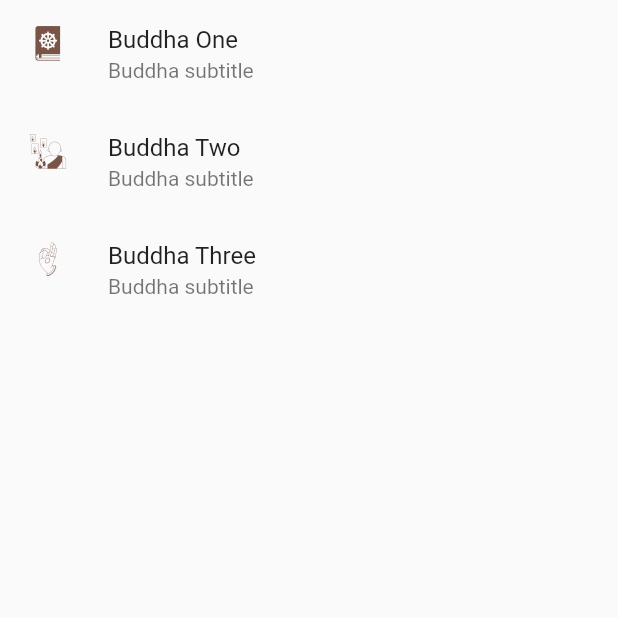
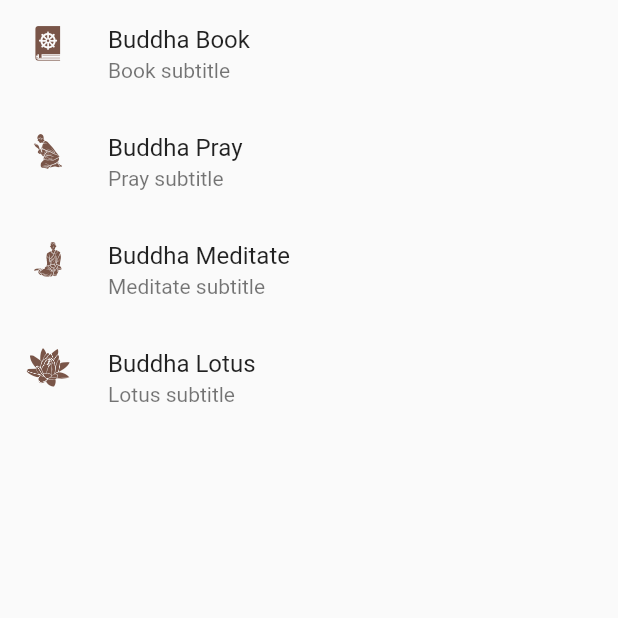
Before and after one commit to CodingWithTashi/flutter_buddhism_icons, a Flutter app: the screen it shows after launch, on a phone screen of 412 x 824 dp, the top half of it. Run offline on Flutter 3.47's test engine with Material 2 defaults, Android fonts, the phone set to English and light mode, and no system bars.

Commit message:
added demo png

```diff
--- a/example/lib/main.dart
+++ b/example/lib/main.dart
@@ -42,26 +42,35 @@ class _MyHomePageState extends State<MyHomePage> {
               color: Colors.brown,
               size: 32,
             ),
-            title: Text('Buddha One'),
-            subtitle: Text('Buddha subtitle'),
+            title: Text('Buddha Book'),
+            subtitle: Text('Book subtitle'),
           ),
           ListTile(
             leading: Icon(
-              BuddhistIcon.buddhaCandle,
+              BuddhistIcon.buddhaFilledSix,
               color: Colors.brown,
               size: 32,
             ),
-            title: Text('Buddha Two'),
-            subtitle: Text('Buddha subtitle'),
+            title: Text('Buddha Pray'),
+            subtitle: Text('Pray subtitle'),
           ),
           ListTile(
             leading: Icon(
-              BuddhistIcon.buddhaHand,
+              BuddhistIcon.buddhaFilledFive,
               color: Colors.brown,
               size: 32,
             ),
-            title: Text('Buddha Three'),
-            subtitle: Text('Buddha subtitle'),
+            title: Text('Buddha Meditate'),
+            subtitle: Text('Meditate subtitle'),
+          ),
+          ListTile(
+            leading: Icon(
+              BuddhistIcon.lotusFilled,
+              color: Colors.brown,
+              size: 32,
+            ),
+            title: Text('Buddha Lotus'),
+            subtitle: Text('Lotus subtitle'),
           ),
         ],
       ),
```
Also changed, not shown: example/demo/demo.png (added).
